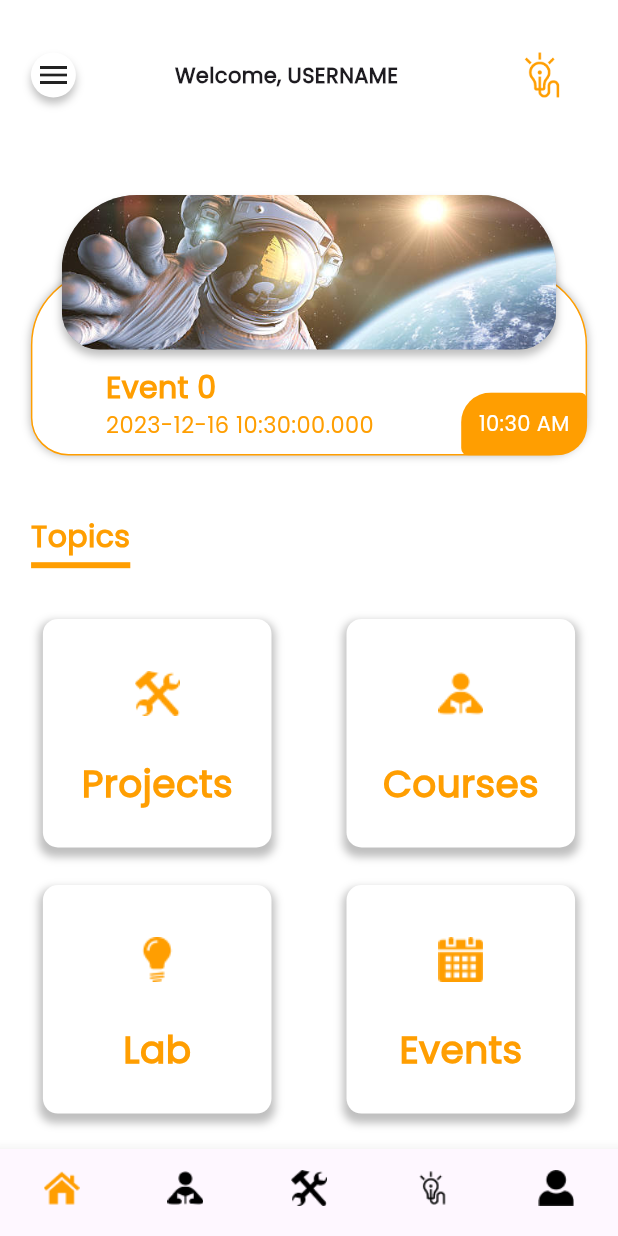
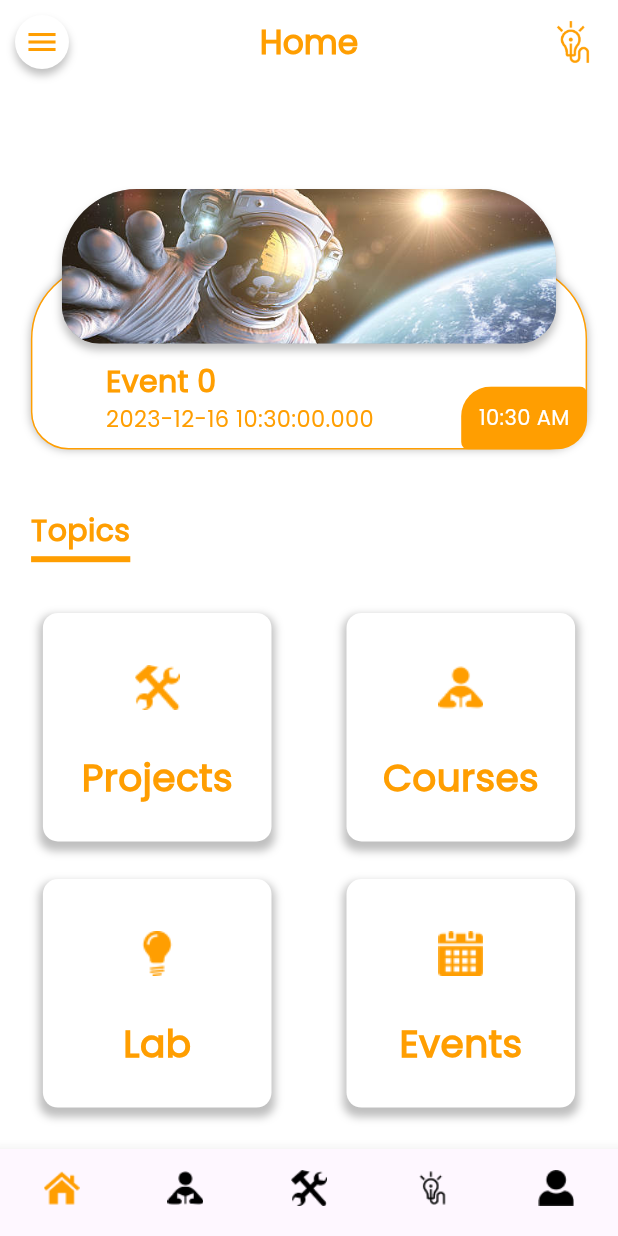
Before and after one commit to axelabbas/isc_app, a Flutter app: the screen it shows after launch, on a phone screen of 412 x 824 dp. Run offline on Flutter 3.47's test engine with Material 3 defaults, Android fonts, the phone set to English and light mode, and no system bars; our stand-ins replace infinite_carousel.

Commit message:
fixed the general app bar for the bnb

```diff
--- /dev/null
+++ b/lib/controllers/appBarProvider.dart
@@ -0,0 +1,18 @@
+import 'package:flutter/material.dart';
+
+class AppBarProvider extends ChangeNotifier {
+  String title = "Home";
+  Map titles = {
+    0: "Home",
+    1: "Projects",
+    2: "Courses",
+    3: "Lab",
+    4: "Profile",
+  };
+
+  void changeTitle(int index) {
+    title = titles[index];
+    notifyListeners();
+  }
+
+}
--- a/lib/views/screens/bottomNavBar.dart
+++ b/lib/views/screens/bottomNavBar.dart
@@ -1,4 +1,5 @@
 import 'package:flutter/material.dart';
+import 'package:iscapp/controllers/appBarProvider.dart';
 import 'package:iscapp/controllers/projectsProvider.dart';
 import 'package:iscapp/models/colorsClass.dart';
 import 'package:iscapp/views/screens/courses/coursesList.dart';
@@ -6,6 +7,8 @@ import 'package:iscapp/views/screens/home/home.dart';
 import 'package:iscapp/views/screens/lab/labHome.dart';
 import 'package:iscapp/views/screens/profile/profileScreen.dart';
 import 'package:iscapp/views/screens/projects/studentProjects.dart';
+import 'package:iscapp/views/screens/settings/settings.dart';
+import 'package:iscapp/views/widgets/appBarWidget.dart';
 import 'package:provider/provider.dart';
 
 class bottomNav extends StatefulWidget {
@@ -30,7 +33,10 @@ class _bottomNavState extends State<bottomNav> {
 
   @override
   Widget build(BuildContext context) {
+    String appBarTitle = context.watch<AppBarProvider>().title;
+
     return Scaffold(
+      appBar: appBarWidget(context, "$appBarTitle"),
       backgroundColor: Colors.white,
       bottomNavigationBar: BottomNavigationBar(
           type: BottomNavigationBarType.fixed,
@@ -41,6 +47,7 @@ class _bottomNavState extends State<bottomNav> {
           currentIndex: _pageIndex,
           onTap: (value) => setState(() {
                 _pageIndex = value;
+                context.read<AppBarProvider>().changeTitle(_pageIndex);
                 _pageController.jumpToPage(_pageIndex);
               }),
           items: [
--- a/lib/views/screens/courses/coursesList.dart
+++ b/lib/views/screens/courses/coursesList.dart
@@ -37,7 +37,6 @@ class _coursesScreenState extends State<coursesScreen>
             horizontal: MediaQuery.of(context).size.width * 0.05, vertical: 20),
         child: Column(
           children: [
-            appBarWidget(context, "Courses & Workshops"),
             SizedBox(
               height: 50,
             ),
--- a/lib/views/screens/home/home.dart
+++ b/lib/views/screens/home/home.dart
@@ -32,7 +32,6 @@ class _homeScreenState extends State<homeScreen>
             horizontal: MediaQuery.of(context).size.width * 0.05, vertical: 20),
         child: Column(
           children: [
-            appBarWidget(context, "Welcome, USERNAME"),
             SizedBox(
               height: 100,
             ),
--- a/lib/views/screens/lab/labHome.dart
+++ b/lib/views/screens/lab/labHome.dart
@@ -22,7 +22,6 @@ class _LabScreenState extends State<LabScreen> {
             horizontal: MediaQuery.of(context).size.width * 0.05, vertical: 20),
         child: Column(
           children: [
-            appBarWidget(context,"The Lab"),
             SizedBox(
               height: MediaQuery.of(context).size.height * 0.05,
             ),
--- a/lib/views/screens/profile/profileScreen.dart
+++ b/lib/views/screens/profile/profileScreen.dart
@@ -23,7 +23,6 @@ class _profileScreenState extends State<profileScreen>
         padding: const EdgeInsets.symmetric(horizontal: 25.0),
         child: Column(
           children: [
-            appBarWidget(context,"Profile"),
             SizedBox(
               height: 25,
             ),
--- a/lib/views/screens/projects/studentProjects.dart
+++ b/lib/views/screens/projects/studentProjects.dart
@@ -41,7 +41,6 @@ class _studentProjectsScreenState extends State<studentProjectsScreen>
             horizontal: MediaQuery.of(context).size.width * 0.05, vertical: 20),
         child: Column(
           children: [
-            appBarWidget(context,"Student Projects"),
             SizedBox(
               height: 50,
             ),
--- a/lib/views/screens/splashScreen/splashScreen.dart
+++ b/lib/views/screens/splashScreen/splashScreen.dart
@@ -1,7 +1,9 @@
 import 'dart:async';
 
 import 'package:flutter/material.dart';
+import 'package:iscapp/controllers/appBarProvider.dart';
 import 'package:iscapp/views/screens/bottomNavBar.dart';
+import 'package:provider/provider.dart';
 
 class SplashScreen extends StatefulWidget {
   const SplashScreen({super.key});
@@ -18,7 +20,9 @@ class _SplashScreenState extends State<SplashScreen> {
     Timer(
         Duration(seconds: 3),
         () => Navigator.pushReplacement(
-            context, MaterialPageRoute(builder: (context) => bottomNav())));
+            context, MaterialPageRoute(builder: (context) => ChangeNotifierProvider(
+              create: (context) => AppBarProvider(),
+              child: bottomNav()))));
   }
 
   @override
--- a/lib/views/widgets/appBarWidget.dart
+++ b/lib/views/widgets/appBarWidget.dart
@@ -44,14 +44,15 @@ customAppBar(context, title) {
 }
 
 appBarWidget(context, title) {
-  return Row(
-    mainAxisAlignment: MainAxisAlignment.spaceBetween,
-    children: [
-      InkWell(
+  return AppBar(
+    backgroundColor: Colors.white,
+    elevation: 0,
+    centerTitle: true,
+    leading: InkWell(
       onTap: () => Navigator.of(context)
           .push(MaterialPageRoute(builder: (context) => SettingsScreen())),
       child: Container(
-          height: 30,
+        margin: EdgeInsets.all(10),
         width: 30,
         decoration: BoxDecoration(
             color: Colors.white,
@@ -63,16 +64,21 @@ appBarWidget(context, title) {
                   offset: Offset(0, 4),
                   color: Colors.black.withOpacity(0.25))
             ]),
-          child: Icon(Icons.menu),
+        child: Icon(
+          Icons.menu,
+          color: myColors.primaryColor,
         ),
       ),
-      Text(
+    ),
+    title: Text(
       title,
       style: TextStyle(
+        color: myColors.primaryColor,
         fontFamily: "Poppins",
         fontWeight: FontWeight.bold,
       ),
     ),
+    actions: [
       InkWell(
         onTap: () {
           Navigator.of(context).push(MaterialPageRoute(builder: (context) {
```
Lines whose indentation alone changed are shown as unchanged.
